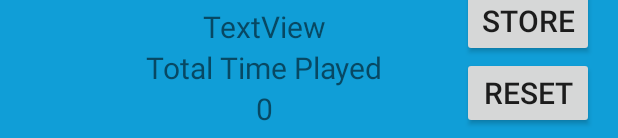
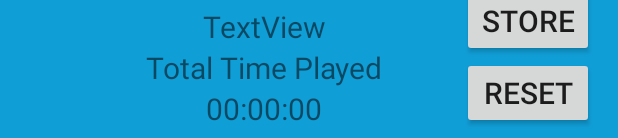
Before and after one commit to nathanielballinger/ShakeTilYouDrop, an Android app: the layout activity_main.xml on its own in the app's theme, with its tools: preview values and no code run, on a phone screen of 412 x 824 dp. Shown: the part 1095-1233 px from the top of the screen. Run offline under Robolectric (Android 15) with nearby library versions, the phone set to English and light mode, and no system bars.

Commit message:
Added timer to front page. Also added cocktail and pepper shakers.

```diff
--- a/ShakeTilYouDrop/app/src/main/java/nb8384/cs371m/shaketilyoudrop/MainActivity.java
+++ b/ShakeTilYouDrop/app/src/main/java/nb8384/cs371m/shaketilyoudrop/MainActivity.java
@@ -29,6 +29,8 @@ public class MainActivity extends AppCompatActivity
     private ShakeListener shakeListener;
     private MainGameUI gameUI;
     private PlayerInfo playerInfo;
+    private long time = 0;
+    Handler handle;
 
     String username = "Test Username"; //Dummy Username!!!!!!! Change later
     private static final String TAG = "MainActivity";
@@ -37,7 +39,8 @@ public class MainActivity extends AppCompatActivity
     protected void onCreate(Bundle savedInstanceState) {
         super.onCreate(savedInstanceState);
         setContentView(R.layout.activity_main);
-
+        handle = new Handler();
+        handle.postDelayed(realTime, 1000);
 
         gameUI = new MainGameUI(this);
         gameUI.setActivityLauncherListener(this);
@@ -56,13 +59,17 @@ public class MainActivity extends AppCompatActivity
             Log.i(TAG, "Motion sensor not found!");
 
     }
-
     public Runnable realTime = new Runnable(){
 
         @Override
         public void run() {
+            System.out.println("here");
+            time = 1000;
+            playerInfo.addToTimePlayed(time);
             // call playerInfo.addToTimePlayer(long timeInMilliSeconds)
+            handle.postDelayed(realTime, 1000);
         }
+
     };
 
     @Override
--- a/ShakeTilYouDrop/app/src/main/res/layout/activity_main.xml
+++ b/ShakeTilYouDrop/app/src/main/res/layout/activity_main.xml
@@ -64,7 +64,7 @@
         android:layout_alignParentBottom="true"
         android:layout_alignRight="@+id/shakerView"
         android:id="@+id/timeText"
-        android:text="0"
+        android:text="00:00:00"
         android:textSize="20sp"
         android:textAlignment="center"/>
 
```
Also changed, not shown: ShakeTilYouDrop/app/src/main/java/nb8384/cs371m/shaketilyoudrop/MainGameUI.java (+6 -1 lines), ShakeTilYouDrop/app/src/main/res/drawable/cocktail.jpg (added), ShakeTilYouDrop/app/src/main/res/drawable/pepper.jpg (added).
